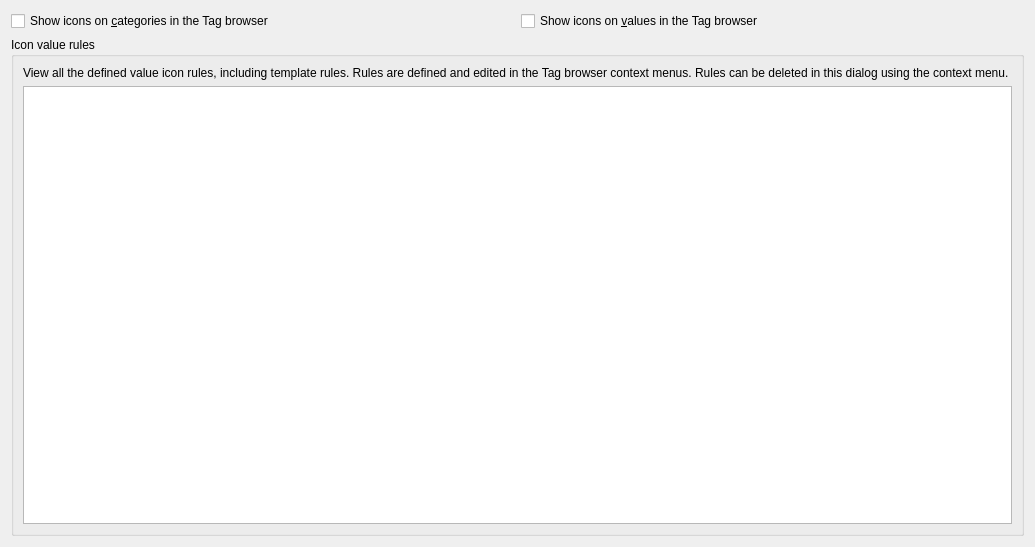
Before: the Qt Designer form src/calibre/gui2/preferences/look_feel_tabs/tb_icon_rules.ui in kovidgoyal/calibre, drawn with Qt 5.
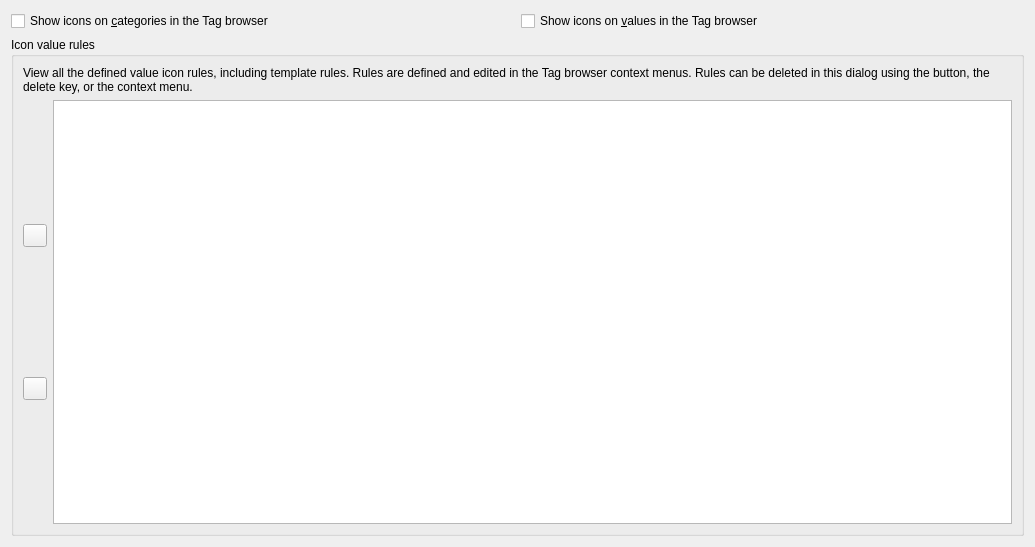
After: the same form once the commit is applied. Icons and pictures are not drawn.

Commit message: As requested, add buttons and the delete key to the icon rules browser.

```diff
--- a/src/calibre/gui2/preferences/look_feel_tabs/tb_icon_rules.ui
+++ b/src/calibre/gui2/preferences/look_feel_tabs/tb_icon_rules.ui
@@ -37,22 +37,48 @@
      <property name="title">
       <string>Icon value rules</string>
      </property>
-     <layout class="QVBoxLayout">
-      <item>
+     <layout class="QGridLayout" name="tb_icon_rules_gridlayout">
+      <item row="0" column="0" colspan="2">
        <widget class="QLabel" name="l12345">
         <property name="text">
          <string>&lt;p&gt;View all the defined value icon rules, including template rules.
 Rules are defined and edited in the Tag browser context menus. Rules can be deleted in
-this dialog using the context menu.&lt;/p&gt;</string>
+this dialog using the button, the delete key, or the context menu.&lt;/p&gt;</string>
         </property>
         <property name="wordWrap">
          <bool>true</bool>
         </property>
        </widget>
       </item>
-      <item>
+      <item row="1" column="1">
        <widget class="QTableWidget" name="rules_table"/>
       </item>
+      <item row="1" column="0">
+       <layout class="QVBoxLayout">
+        <item>
+         <widget class="QToolButton" name="delete_button">
+          <property name="icon">
+           <iconset resource="../../../../resources/images.qrc">
+            <normaloff>:/images/trash.png</normaloff>:/images/trash.png</iconset>
+          </property>
+          <property name="toolTip">
+           <string>Delete the selected rule</string>
+          </property>
+         </widget>
+        </item>
+        <item>
+         <widget class="QToolButton" name="undo_button">
+          <property name="icon">
+           <iconset resource="../../../../resources/images.qrc">
+            <normaloff>:/images/edit-undo.png</normaloff>:/images/edit-undo.png</iconset>
+          </property>
+          <property name="toolTip">
+           <string>Undelete the selected rule if it is deleted</string>
+          </property>
+         </widget>
+        </item>
+       </layout>
+      </item>
      </layout>
     </widget>
    </item>
```
The commit also changes 1 other file.
